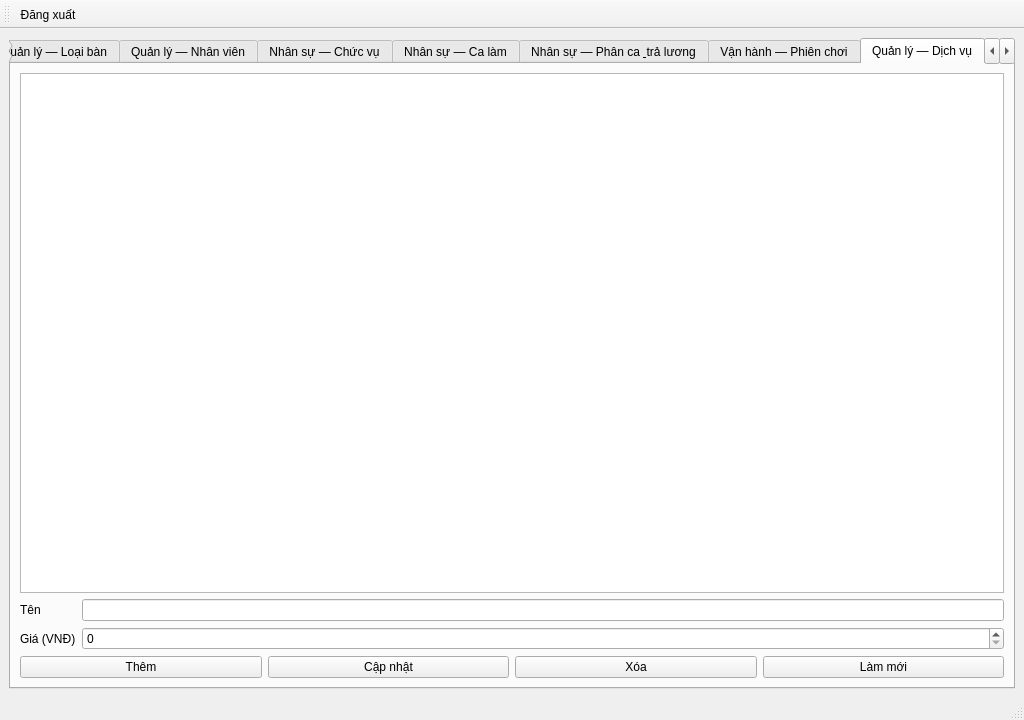
thaieaut-engineer/Billiards_Manager, file app/ui/main_window.ui: the form before one commit.
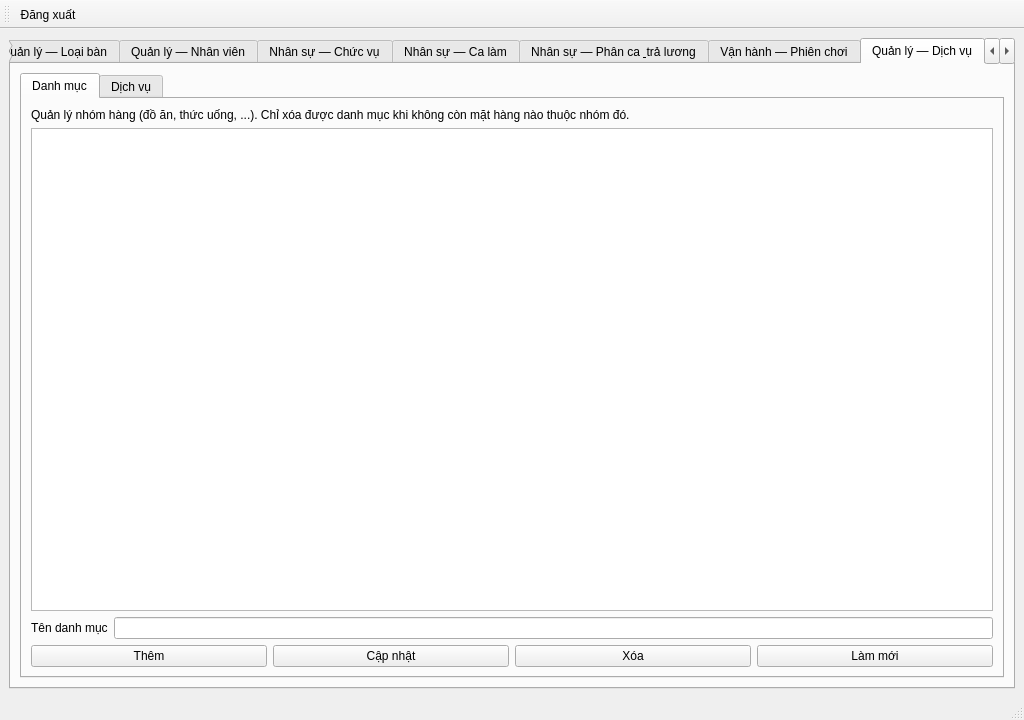
The form after the commit. The open tabs and pages were chosen to show the change.

Commit message: Them phan quan ly danh muc dich vu

What changed in the file:
```diff
--- a/app/ui/main_window.ui
+++ b/app/ui/main_window.ui
@@ -984,7 +984,124 @@
        <attribute name="title">
         <string>Quản lý — Dịch vụ</string>
        </attribute>
-       <layout class="QVBoxLayout" name="verticalLayout_dv">
+       <layout class="QVBoxLayout" name="verticalLayout_dv_outer">
+        <item>
+         <widget class="QTabWidget" name="tabWidgetDichVuSub">
+          <property name="currentIndex">
+           <number>0</number>
+          </property>
+          <widget class="QWidget" name="tabDanhMucDV">
+           <attribute name="title">
+            <string>Danh mục</string>
+           </attribute>
+           <layout class="QVBoxLayout" name="verticalLayout_dv_dm">
+            <item>
+             <widget class="QLabel" name="labelDanhMucDVHint">
+              <property name="text">
+               <string>Quản lý nhóm hàng (đồ ăn, thức uống, ...). Chỉ xóa được danh mục khi không còn mặt hàng nào thuộc nhóm đó.</string>
+              </property>
+              <property name="wordWrap">
+               <bool>true</bool>
+              </property>
+             </widget>
+            </item>
+            <item>
+             <widget class="QTableWidget" name="tableDanhMucDichVu">
+              <property name="alternatingRowColors">
+               <bool>true</bool>
+              </property>
+              <property name="selectionBehavior">
+               <enum>QAbstractItemView::SelectRows</enum>
+              </property>
+             </widget>
+            </item>
+            <item>
+             <layout class="QFormLayout" name="formLayout_dv_dm">
+              <item row="0" column="0">
+               <widget class="QLabel" name="label_dv_dm_ten">
+                <property name="text">
+                 <string>Tên danh mục</string>
+                </property>
+               </widget>
+              </item>
+              <item row="0" column="1">
+               <widget class="QLineEdit" name="editDanhMucDVTen"/>
+              </item>
+             </layout>
+            </item>
+            <item>
+             <layout class="QHBoxLayout" name="horizontalLayout_dv_dm_btns">
+              <item>
+               <widget class="QPushButton" name="btnDanhMucDVThem">
+                <property name="text">
+                 <string>Thêm</string>
+                </property>
+               </widget>
+              </item>
+              <item>
+               <widget class="QPushButton" name="btnDanhMucDVSua">
+                <property name="text">
+                 <string>Cập nhật</string>
+                </property>
+               </widget>
+              </item>
+              <item>
+               <widget class="QPushButton" name="btnDanhMucDVXoa">
+                <property name="text">
+                 <string>Xóa</string>
+                </property>
+               </widget>
+              </item>
+              <item>
+               <widget class="QPushButton" name="btnDanhMucDVLamMoi">
+                <property name="text">
+                 <string>Làm mới</string>
+                </property>
+               </widget>
+              </item>
+             </layout>
+            </item>
+           </layout>
+          </widget>
+          <widget class="QWidget" name="tabMatHangDV">
+           <attribute name="title">
+            <string>Dịch vụ</string>
+           </attribute>
+           <layout class="QVBoxLayout" name="verticalLayout_dv">
+        <item>
+         <layout class="QHBoxLayout" name="horizontalLayout_dv_loc">
+          <item>
+           <widget class="QLabel" name="label_dv_loc">
+            <property name="text">
+             <string>Lọc danh mục</string>
+            </property>
+           </widget>
+          </item>
+          <item>
+           <widget class="QComboBox" name="comboDVLocDanhMuc">
+            <property name="sizePolicy">
+             <sizepolicy hsizetype="MinimumExpanding" vsizetype="Fixed">
+              <horstretch>0</horstretch>
+              <verstretch>0</verstretch>
+             </sizepolicy>
+            </property>
+           </widget>
+          </item>
+          <item>
+           <spacer name="horizontalSpacer_dv_loc">
+            <property name="orientation">
+             <enum>Qt::Horizontal</enum>
+            </property>
+            <property name="sizeHint" stdset="0">
+             <size>
+              <width>40</width>
+              <height>20</height>
+             </size>
+            </property>
+           </spacer>
+          </item>
+         </layout>
+        </item>
         <item>
          <widget class="QTableWidget" name="tableDichVu">
           <property name="alternatingRowColors">
@@ -998,23 +1115,33 @@
         <item>
          <layout class="QFormLayout" name="formLayout_dv">
           <item row="0" column="0">
+           <widget class="QLabel" name="label_dv_danh_muc">
+            <property name="text">
+             <string>Danh mục</string>
+            </property>
+           </widget>
+          </item>
+          <item row="0" column="1">
+           <widget class="QComboBox" name="comboDVDanhMuc"/>
+          </item>
+          <item row="1" column="0">
            <widget class="QLabel" name="label_dv_ten">
             <property name="text">
              <string>Tên</string>
             </property>
            </widget>
           </item>
-          <item row="0" column="1">
+          <item row="1" column="1">
            <widget class="QLineEdit" name="editDVTen"/>
           </item>
-          <item row="1" column="0">
+          <item row="2" column="0">
            <widget class="QLabel" name="label_dv_gia">
             <property name="text">
              <string>Giá (VNĐ)</string>
             </property>
            </widget>
           </item>
-          <item row="1" column="1">
+          <item row="2" column="1">
            <widget class="QDoubleSpinBox" name="spinDVGia">
             <property name="decimals">
              <number>0</number>
@@ -1060,6 +1187,10 @@
            </widget>
           </item>
          </layout>
+        </item>
+       </layout>
+          </widget>
+         </widget>
         </item>
        </layout>
       </widget>
```
The commit also changes 5 other files.
